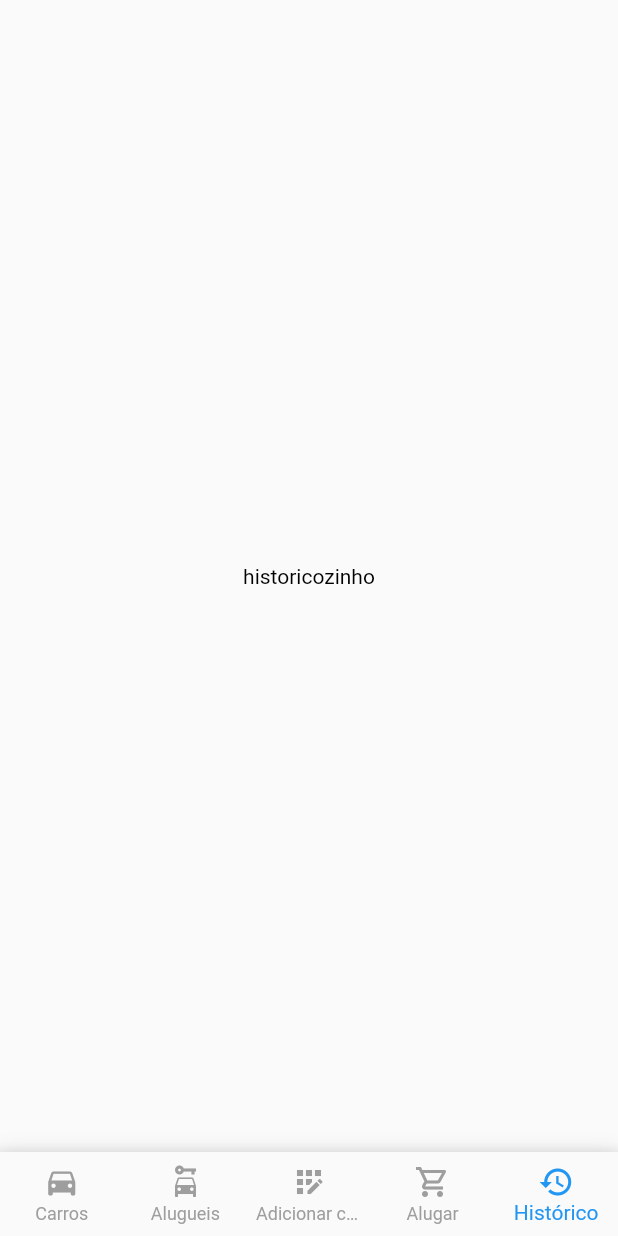
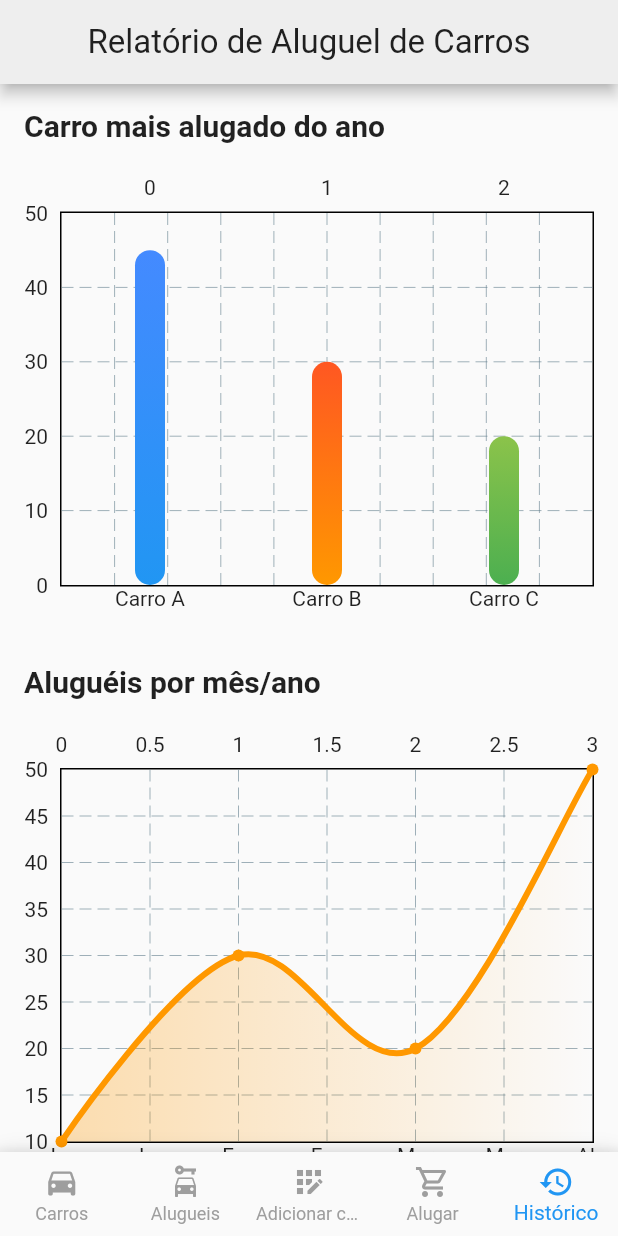
Before and after one commit to DouglaSantos777/ConnectCar, a Flutter app: the screen it shows after launch, item 5 of the bottom bar chosen, on a phone screen of 412 x 824 dp. Run offline on Flutter 3.47's test engine with Material 3 defaults, Android fonts, the phone set to English and light mode, and no system bars; drawn by our look-alikes of fl_chart.

Commit message:
feat: estilização da tela de histórico

```diff
--- a/lib/screens/historico_screen.dart
+++ b/lib/screens/historico_screen.dart
@@ -1,10 +1,47 @@
+import 'package:connectcar/widgets/graficos/grafico_barras.dart';
+import 'package:connectcar/widgets/graficos/grafico_linhas.dart';
+import 'package:connectcar/widgets/graficos/grafico_pizza.dart';
 import 'package:flutter/material.dart';
+import 'package:fl_chart/fl_chart.dart';
 
 class HistoricoScreen extends StatelessWidget {
   const HistoricoScreen({super.key});
 
   @override
   Widget build(BuildContext context) {
-    return const Center(child: Text('historicozinho', style: TextStyle(color: Colors.black),));
+    return Scaffold(
+      appBar: AppBar(
+        title: const Text('Relatório de Aluguel de Carros'),
+        centerTitle: true,
+      ),
+      body: const SingleChildScrollView(
+        padding: EdgeInsets.all(16.0),
+        child: Column(
+          crossAxisAlignment: CrossAxisAlignment.start,
+          children: [
+            Text(
+              'Carro mais alugado do ano',
+              style: TextStyle(fontSize: 20, fontWeight: FontWeight.bold),
+            ),
+            SizedBox(height: 16),
+            GraficoBarras(),
+            SizedBox(height: 32),
+            Text(
+              'Aluguéis por mês/ano',
+              style: TextStyle(fontSize: 20, fontWeight: FontWeight.bold),
+            ),
+            SizedBox(height: 16),
+            GraficoLinhas(),
+            SizedBox(height: 32),
+            Text(
+              'Receita total do período',
+              style: TextStyle(fontSize: 20, fontWeight: FontWeight.bold),
+            ),
+            SizedBox(height: 16),
+            GraficoPizza(),
+          ],
+        ),
+      ),
+    );
   }
 }
--- /dev/null
+++ b/lib/widgets/graficos/grafico_barras.dart
@@ -0,0 +1,83 @@
+import 'package:fl_chart/fl_chart.dart';
+import 'package:flutter/material.dart';
+
+class GraficoBarras extends StatelessWidget {
+  const GraficoBarras({
+    super.key,
+  });
+
+  @override
+  Widget build(BuildContext context) {
+    return SizedBox(
+      height: 300,
+      child: BarChart(
+        BarChartData(
+          alignment: BarChartAlignment.spaceAround,
+          maxY: 50,
+          titlesData: FlTitlesData(
+            rightTitles: const AxisTitles(sideTitles: SideTitles(showTitles: false)),
+            bottomTitles: AxisTitles(
+              sideTitles: SideTitles(
+                showTitles: true,
+                reservedSize: 20,
+                getTitlesWidget: (value, meta) {
+                  switch (value.toInt()) {
+                    case 0:
+                      return const Text('Carro A');
+                    case 1:
+                      return const Text('Carro B');
+                    case 2:
+                      return const Text('Carro C');
+                    default:
+                      return const Text('');
+                  }
+                },
+              ),
+            ),
+            leftTitles: const AxisTitles(
+              sideTitles: SideTitles(
+                showTitles: true,
+                reservedSize: 24,
+              ),
+            ),
+          ),
+          barGroups: [
+            BarChartGroupData(x: 0, barRods: [
+              BarChartRodData(
+                toY: 45,
+                gradient: const LinearGradient(
+                  colors: [Colors.blue, Colors.blueAccent],
+                  begin: Alignment.bottomCenter,
+                  end: Alignment.topCenter,
+                ),
+                width: 20,
+              ),
+            ]),
+            BarChartGroupData(x: 1, barRods: [
+              BarChartRodData(
+                toY: 30,
+                gradient: const LinearGradient(
+                  colors: [Colors.orange, Colors.deepOrange],
+                  begin: Alignment.bottomCenter,
+                  end: Alignment.topCenter,
+                ),
+                width: 20,
+              ),
+            ]),
+            BarChartGroupData(x: 2, barRods: [
+              BarChartRodData(
+                toY: 20,
+                gradient: const LinearGradient(
+                  colors: [Colors.green, Colors.lightGreen],
+                  begin: Alignment.bottomCenter,
+                  end: Alignment.topCenter,
+                ),
+                width: 20,
+              ),
+            ]),
+          ],
+        ),
+      ),
+    );
+  }
+}
--- /dev/null
+++ b/lib/widgets/graficos/grafico_linhas.dart
@@ -0,0 +1,69 @@
+import 'package:fl_chart/fl_chart.dart';
+import 'package:flutter/material.dart';
+
+class GraficoLinhas extends StatelessWidget {
+  const GraficoLinhas({
+    super.key,
+  });
+
+  @override
+  Widget build(BuildContext context) {
+    return SizedBox(
+      height: 300,
+      child: LineChart(
+        LineChartData(
+          gridData: const FlGridData(show: true),
+          titlesData: FlTitlesData(
+            rightTitles: AxisTitles(sideTitles: SideTitles(showTitles: false)),
+            bottomTitles: AxisTitles(
+              sideTitles: SideTitles(
+                showTitles: true,
+                reservedSize: 20,
+                getTitlesWidget: (value, meta) {
+                  switch (value.toInt()) {
+                    case 0:
+                      return const Text('Jan');
+                    case 1:
+                      return const Text('Fev');
+                    case 2:
+                      return const Text('Mar');
+                    case 3:
+                      return const Text('Abr');
+                    default:
+                      return Container();
+                  }
+                },
+              ),
+            ),
+            leftTitles: AxisTitles(
+              sideTitles: SideTitles(
+                showTitles: true,
+                reservedSize: 24,
+              ),
+            ),
+          ),
+          lineBarsData: [
+            LineChartBarData(
+              isCurved: true,
+              spots: const [
+                FlSpot(0, 10),
+                FlSpot(1, 30),
+                FlSpot(2, 20),
+                FlSpot(3, 50),
+              ],
+              barWidth: 4,
+              belowBarData: BarAreaData(
+                show: true,
+                gradient: LinearGradient(
+                  colors: [Colors.orange.withOpacity(0.3), Colors.orange.withOpacity(0)],
+                ),
+              ),
+              dotData: const FlDotData(show: true),
+              color: Colors.orange,
+            ),
+          ],
+        ),
+      ),
+    );
+  }
+}
--- /dev/null
+++ b/lib/widgets/graficos/grafico_pizza.dart
@@ -0,0 +1,64 @@
+import 'package:fl_chart/fl_chart.dart';
+import 'package:flutter/material.dart';
+
+
+class GraficoPizza extends StatelessWidget {
+  const GraficoPizza({
+    super.key,
+  });
+
+  @override
+  Widget build(BuildContext context) {
+    return SizedBox(
+      height: 300,
+      child: Column(
+        children: [
+          Expanded(
+            child: PieChart(
+              PieChartData(
+                sectionsSpace: 4,
+                centerSpaceRadius: 40,
+                sections: [
+                  PieChartSectionData(
+                    value: 10,
+                    color: Colors.green,
+                    title: '10%',
+                    radius: 60,
+                  ),
+                  PieChartSectionData(
+                    value: 40,
+                    color: Colors.blue,
+                    title: '40%',
+                    radius: 70,
+                  ),
+                  PieChartSectionData(
+                    value: 30,
+                    color: Colors.red,
+                    title: '30%',
+                    radius: 65,
+                  ),
+                ],
+              ),
+            ),
+          ),
+          const Row(
+            mainAxisAlignment: MainAxisAlignment.center,
+            children: [
+              Icon(Icons.circle, color: Colors.green, size: 16),
+              SizedBox(width: 5),
+              Text('Janeiro'),
+              SizedBox(width: 16),
+              Icon(Icons.circle, color: Colors.blue, size: 16),
+              SizedBox(width: 5),
+              Text('Fevereiro'),
+              SizedBox(width: 16),
+              Icon(Icons.circle, color: Colors.red, size: 16),
+              SizedBox(width: 5),
+              Text('Março'),
+            ],
+          ),
+        ],
+      ),
+    );
+  }
+}
--- a/pubspec.yaml
+++ b/pubspec.yaml
@@ -36,6 +36,7 @@
   # The following adds the Cupertino Icons font to your application.
   # Use with the CupertinoIcons class for iOS style icons.
   cupertino_icons: ^1.0.8
+  fl_chart: ^0.69.2
 
 dev_dependencies:
   flutter_test:
```
Also changed, not shown: pubspec.lock.
